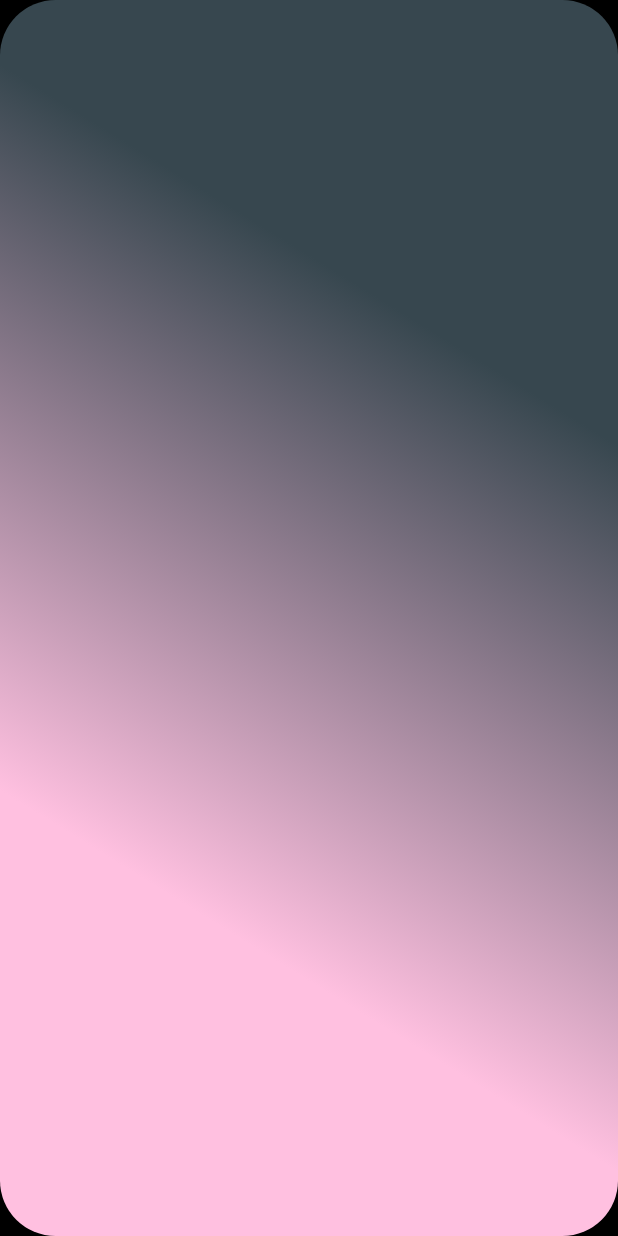
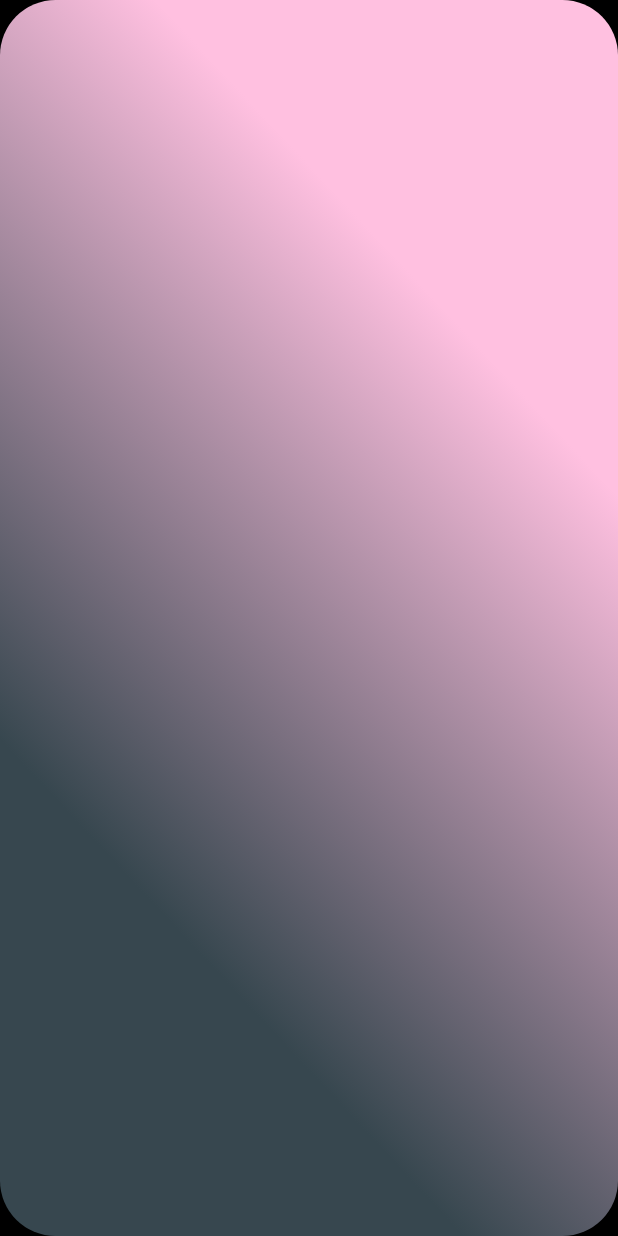
Before and after one commit to eliasdfazel/Experimental.Flutter, a Flutter app: the screen it shows after launch, on a phone screen of 412 x 824 dp. Run offline on Flutter 3.47's test engine with Material 2 defaults, Android fonts, the phone set to English and light mode, and no system bars.

```diff
--- a/lib/entry_configurations.dart
+++ b/lib/entry_configurations.dart
@@ -2,6 +2,7 @@ import 'package:experimental/games/hue_to_hue.dart';
 import 'package:experimental/resources/colors_resources.dart';
 import 'package:experimental/resources/strings_resources.dart';
 import 'package:experimental/utils/navigations/navigation_commands.dart';
+import 'package:experimental/utils/operations/numbers.dart';
 import 'package:flutter/material.dart';
 
 class EntryConfigurations extends StatefulWidget {
@@ -55,14 +56,14 @@ class _EntryConfigurationsState extends State<EntryConfigurations> with SingleTi
                         child: Container(
                             height: double.maxFinite,
                             width: double.maxFinite,
-                            decoration: const BoxDecoration(
+                            decoration: BoxDecoration(
                                 gradient: LinearGradient(
-                                    colors: [
+                                    colors: const [
                                       ColorsResources.pink,
                                       ColorsResources.blueGray
                                     ],
 
-                                    transform: GradientRotation(-45)
+                                    transform: GradientRotation(degreeToRadian(137))
                                 )
                             )
                         ),
--- /dev/null
+++ b/lib/utils/operations/numbers.dart
@@ -0,0 +1,7 @@
+import 'dart:math';
+
+double degreeToRadian(double degree) {
+
+  //1Deg × π/180
+  return degree * (pi / 180);
+}
```
Also changed, not shown: lib/games/hue_to_hue.dart (+8 -2 lines).
